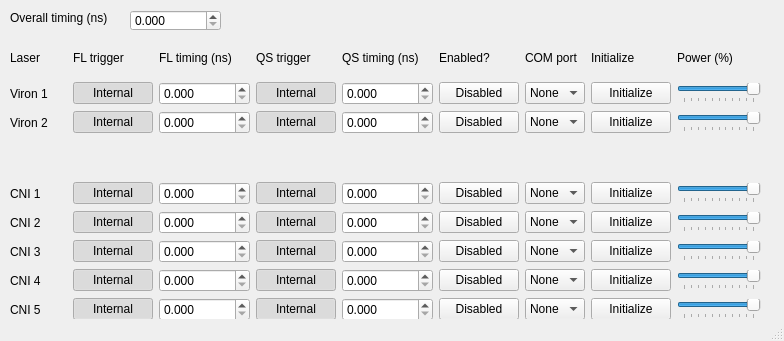
The window that laser_timing copy.ui (brad-ley/fel-esr) describes before a commit, drawn with Qt 5.
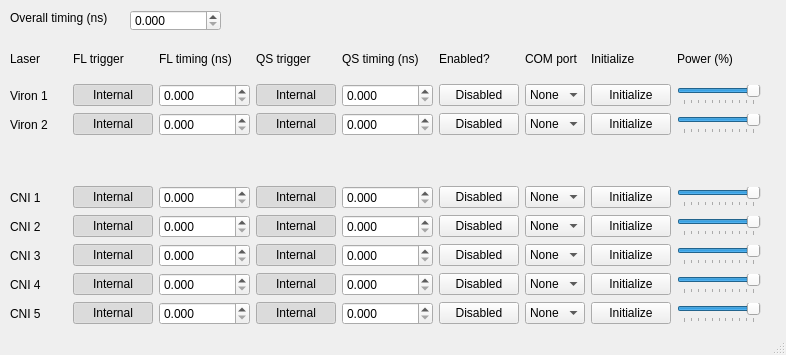
The same window after the commit.

What changed in the file:
```diff
--- a/laser_timing copy.ui
+++ b/laser_timing copy.ui
@@ -6,8 +6,8 @@
    <rect>
     <x>0</x>
     <y>0</y>
-    <width>784</width>
-    <height>341</height>
+    <width>786</width>
+    <height>355</height>
    </rect>
   </property>
   <property name="sizePolicy">
@@ -26,7 +26,7 @@
       <x>10</x>
       <y>40</y>
       <width>751</width>
-      <height>281</height>
+      <height>285</height>
      </rect>
     </property>
     <layout class="QGridLayout" name="gridLayout">
@@ -46,7 +46,7 @@
         <string>Initialize</string>
        </property>
        <property name="checkable">
-        <bool>false</bool>
+        <bool>true</bool>
        </property>
        <property name="checked">
         <bool>false</bool>
@@ -59,7 +59,7 @@
         <string>Initialize</string>
        </property>
        <property name="checkable">
-        <bool>false</bool>
+        <bool>true</bool>
        </property>
        <property name="checked">
         <bool>false</bool>
@@ -191,7 +191,7 @@
         <string>Initialize</string>
        </property>
        <property name="checkable">
-        <bool>false</bool>
+        <bool>true</bool>
        </property>
        <property name="checked">
         <bool>false</bool>
@@ -673,7 +673,7 @@
         <string>Initialize</string>
        </property>
        <property name="checkable">
-        <bool>false</bool>
+        <bool>true</bool>
        </property>
        <property name="checked">
         <bool>false</bool>
@@ -686,7 +686,7 @@
         <string>Initialize</string>
        </property>
        <property name="checkable">
-        <bool>false</bool>
+        <bool>true</bool>
        </property>
        <property name="checked">
         <bool>false</bool>
@@ -699,7 +699,7 @@
         <string>Initialize</string>
        </property>
        <property name="checkable">
-        <bool>false</bool>
+        <bool>true</bool>
        </property>
        <property name="checked">
         <bool>false</bool>
@@ -708,11 +708,14 @@
      </item>
      <item row="9" column="8">
       <widget class="QPushButton" name="c5_init">
+       <property name="styleSheet">
+        <string notr="true"/>
+       </property>
        <property name="text">
         <string>Initialize</string>
        </property>
        <property name="checkable">
-        <bool>false</bool>
+        <bool>true</bool>
        </property>
        <property name="checked">
         <bool>false</bool>
```
